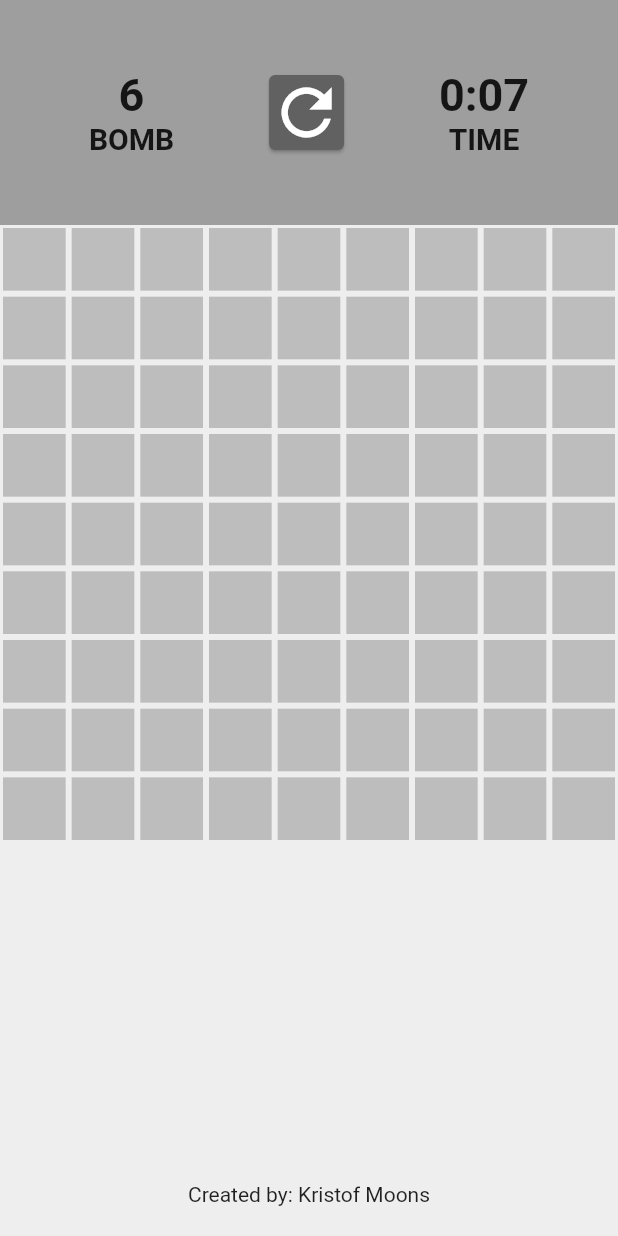
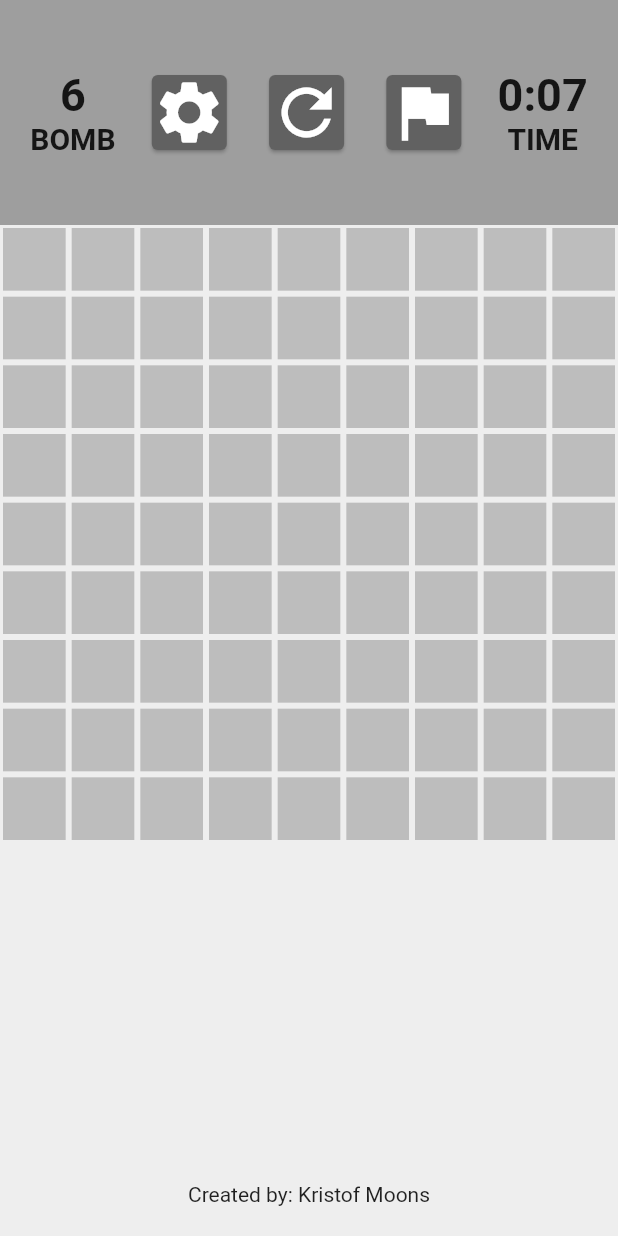
Before and after one commit to kristofmoons/minesweeper, a Flutter app: the screen it shows after launch, on a phone screen of 412 x 824 dp. Run offline on Flutter 3.47's test engine with Material 2 defaults, Android fonts, the phone set to English and light mode, and no system bars.

Commit message:
added icons and flag icon has ontap function

```diff
--- a/lib/homepage.dart
+++ b/lib/homepage.dart
@@ -19,6 +19,7 @@ class _HomePageState extends State<HomePage> {
   bool bombRevealed = false;
   int secondsElapsed = 0;
   Timer? timer;
+  bool flagButtonTapped = false;
 
   @override
   void initState() {
@@ -323,12 +324,39 @@ class _HomePageState extends State<HomePage> {
                     ),
                   ],
                 ),
-                // Restart Button
+                // Settings Icon
+                GestureDetector(
+                  onTap: () {
+                    // Add your settings functionality here
+                  },
+                  child: Card(
+                    child: Icon(Icons.settings, color: Colors.white, size: 50),
+                    color: Colors.grey[700],
+                  ),
+                ),
+                // Refresh Button
                 GestureDetector(
                   onTap: restartGame,
                   child: Card(
                     child: Icon(Icons.refresh, color: Colors.white, size: 50),
                     color: Colors.grey[700],
+                  ),
+                ),
+                // Flag Icon
+                GestureDetector(
+                  onTap: () {
+                    setState(() {
+                      flagButtonTapped =
+                          !flagButtonTapped; // Toggle the tapped state
+                    });
+                    // Add your flag functionality here
+                  },
+                  child: Card(
+                    child: Icon(Icons.flag, color: Colors.white, size: 50),
+                    color: flagButtonTapped
+                        ? Colors.green
+                        : Colors.grey[
+                            700], // Set background color based on tapped state
                   ),
                 ),
                 // Time Counter
```
